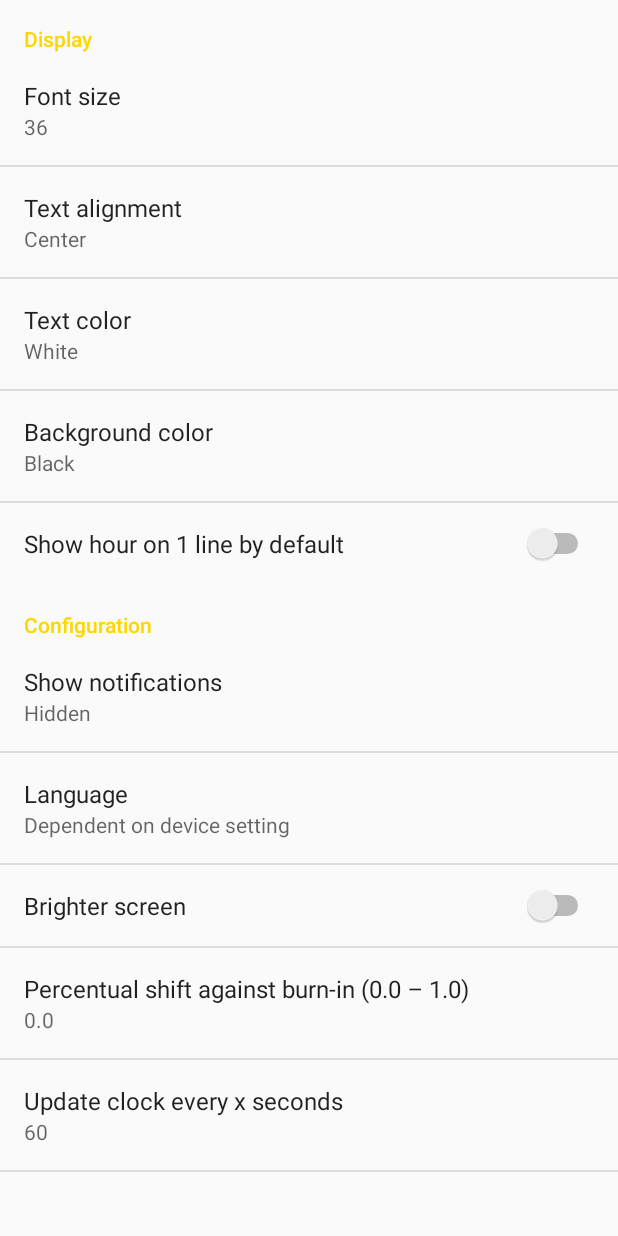
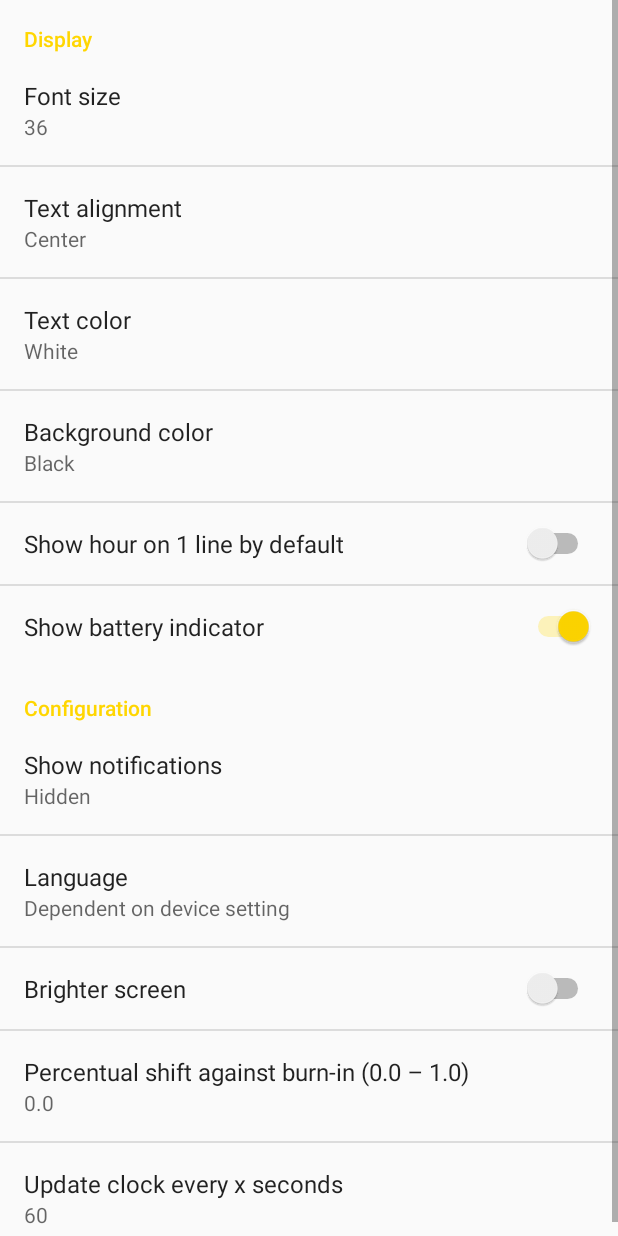
Before and after one commit to tuur29/fuzzyclock, an Android app: the DreamSettingsActivity screen opened directly, with no data from a screen before it, on a phone screen of 412 x 824 dp. Run offline under Robolectric (Android 15) with nearby library versions, the phone set to English and light mode, and no system bars.

Commit message:
Add battery indicator #7

```diff
--- a/app/src/main/java/net/tuurlievens/fuzzyclockscreensaver/DreamSettingsActivity.kt
+++ b/app/src/main/java/net/tuurlievens/fuzzyclockscreensaver/DreamSettingsActivity.kt
@@ -52,6 +52,7 @@ class DreamSettingsActivity : PreferenceActivity() {
 //            bindPreferenceSummaryToValue(findPreference("showDate"))
 //            bindPreferenceSummaryToValue(findPreference("brightScreen"))
             bindPreferenceSummaryToValue(findPreference("notifState"))
+//            bindPreferenceSummaryToValue(findPreference("showBattery"))
         }
 
     }
--- /dev/null
+++ b/app/src/main/res/drawable/round_corner_box.xml
@@ -0,0 +1,5 @@
+<?xml version="1.0" encoding="utf-8"?>
+<shape xmlns:android="http://schemas.android.com/apk/res/android"
+       android:shape="rectangle">
+    <corners android:radius="3dp" />
+</shape>
--- a/app/src/main/res/values/strings.xml
+++ b/app/src/main/res/values/strings.xml
@@ -19,6 +19,7 @@
     <string name="pref_title_removeLineBreak">Show hour on 1 line by default</string>
     <string name="pref_title_brightScreen">Brighter screen</string>
     <string name="pref_title_notifState">Show notifications</string>
+    <string name="pref_title_showBattery">Show battery indicator</string>
 
     <string name="msg_notificationaccess">You have to enable Notification Access for this feature to work</string>
 
--- a/app/src/main/res/xml/prefs.xml
+++ b/app/src/main/res/xml/prefs.xml
@@ -44,6 +44,11 @@
                 android:key="removeLineBreak"
                 android:title="@string/pref_title_removeLineBreak"
                 android:defaultValue="false"/>
+
+        <SwitchPreference
+                android:key="showBattery"
+                android:title="@string/pref_title_showBattery"
+                android:defaultValue="true"/>
 
     </PreferenceCategory>
 
```
Also changed, not shown: app/src/main/java/net/tuurlievens/fuzzyclockscreensaver/FuzzyClockDream.kt (+29 -3 lines), app/src/main/res/layout/dream.xml (+10 -0 lines), 1 other file.
